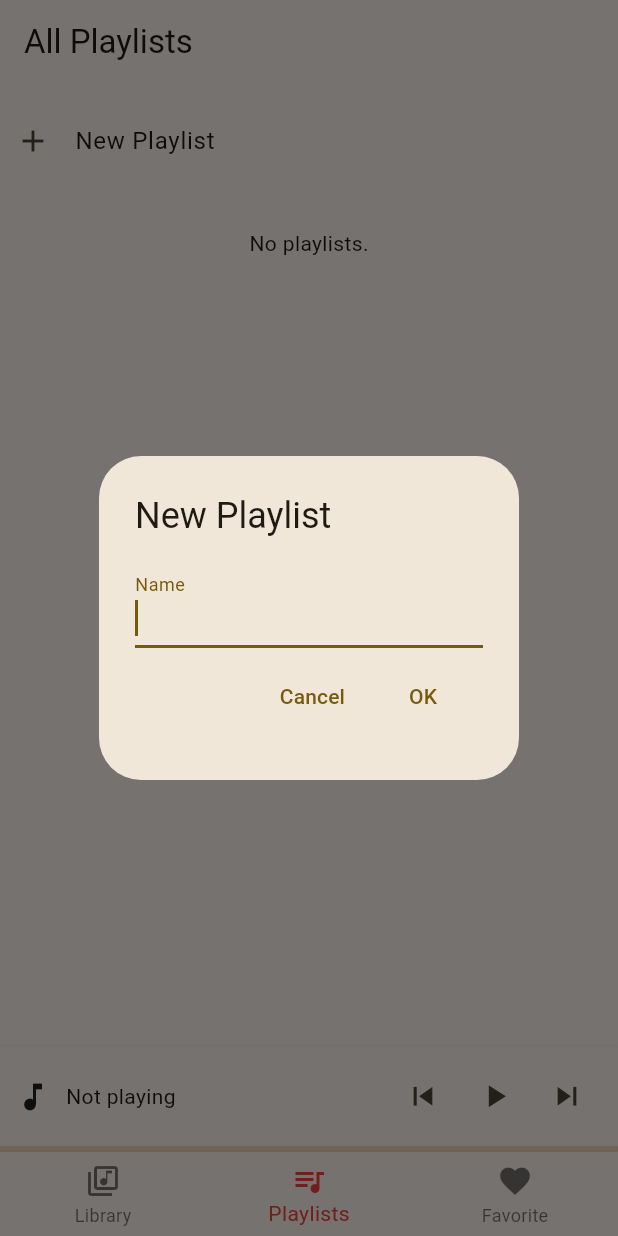
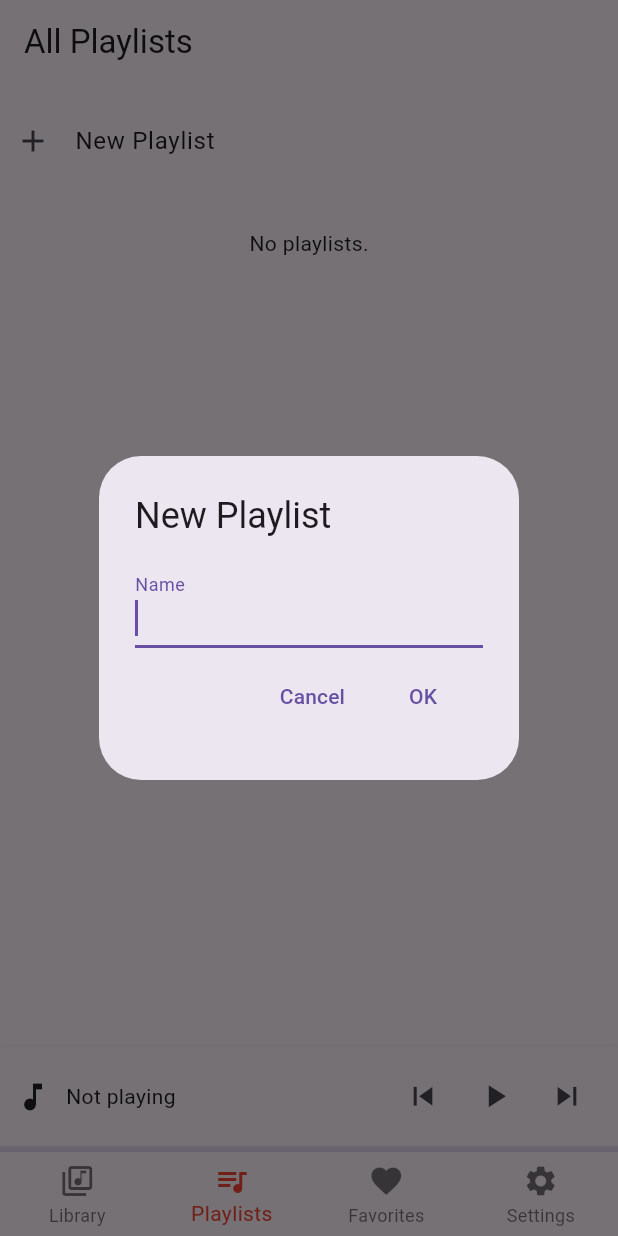
Before and after one commit to judydev/dreamer_playlist, a Flutter app: the screen it shows after launch, item 2 of the bottom bar chosen, after a tap on "New Playlist", on a phone screen of 412 x 824 dp. Run offline on Flutter 3.47's test engine with Material 2 defaults, Android fonts, the phone set to English and light mode, and no system bars; our stand-ins replace audio_service, file_picker, get_it, just_audio, sqflite; accounts and stored records are empty.

Commit message:
add SettingsView(not visible), move healthCheck to inside SettingsView, cleanup PageManager

```diff
--- /dev/null
+++ b/lib/components/settings/settings_controller.dart
@@ -0,0 +1,50 @@
+import 'package:flutter/material.dart';
+
+import 'settings_service.dart';
+
+/// A class that many Widgets can interact with to read user settings, update
+/// user settings, or listen to user settings changes.
+///
+/// Controllers glue Data Services to Flutter Widgets. The SettingsController
+/// uses the SettingsService to store and retrieve user settings.
+class SettingsController with ChangeNotifier {
+  SettingsController(this._settingsService);
+
+  // Make SettingsService a private variable so it is not used directly.
+  final SettingsService _settingsService;
+
+  // Make ThemeMode a private variable so it is not updated directly without
+  // also persisting the changes with the SettingsService.
+  late ThemeMode _themeMode;
+
+  // Allow Widgets to read the user's preferred ThemeMode.
+  ThemeMode get themeMode => _themeMode;
+
+  /// Load the user's settings from the SettingsService. It may load from a
+  /// local database or the internet. The controller only knows it can load the
+  /// settings from the service.
+  Future<void> loadSettings() async {
+    _themeMode = await _settingsService.themeMode();
+
+    // Important! Inform listeners a change has occurred.
+    notifyListeners();
+  }
+
+  /// Update and persist the ThemeMode based on the user's selection.
+  Future<void> updateThemeMode(ThemeMode? newThemeMode) async {
+    if (newThemeMode == null) return;
+
+    // Do not perform any work if new and old ThemeMode are identical
+    if (newThemeMode == _themeMode) return;
+
+    // Otherwise, store the new ThemeMode in memory
+    _themeMode = newThemeMode;
+
+    // Important! Inform listeners a change has occurred.
+    notifyListeners();
+
+    // Persist the changes to a local database or the internet using the
+    // SettingService.
+    await _settingsService.updateThemeMode(newThemeMode);
+  }
+}
--- /dev/null
+++ b/lib/components/settings/settings_service.dart
@@ -0,0 +1,17 @@
+import 'package:flutter/material.dart';
+
+/// A service that stores and retrieves user settings.
+///
+/// By default, this class does not persist user settings. If you'd like to
+/// persist the user settings locally, use the shared_preferences package. If
+/// you'd like to store settings on a web server, use the http package.
+class SettingsService {
+  /// Loads the User's preferred ThemeMode from local or remote storage.
+  Future<ThemeMode> themeMode() async => ThemeMode.system;
+
+  /// Persists the user's preferred ThemeMode to local or remote storage.
+  Future<void> updateThemeMode(ThemeMode theme) async {
+    // Use the shared_preferences package to persist settings locally or the
+    // http package to persist settings over the network.
+  }
+}
--- a/lib/helpers/audio_handler.dart
+++ b/lib/helpers/audio_handler.dart
@@ -215,8 +215,7 @@ class MyAudioHandler extends BaseAudioHandler
   }
 
   Future<UriAudioSource> _createAudioSource(MediaItem mediaItem) async {
-    String? dir = GetitUtil.appDocumentsDir;
-    dir ??= (await getApplicationDocumentsDirectory()).path;
+    final dir = (await getApplicationDocumentsDirectory()).path;
     return AudioSource.file(dir + mediaItem.extras!['path'], tag: mediaItem);
   }
 
--- a/lib/main.dart
+++ b/lib/main.dart
@@ -4,6 +4,8 @@ import 'package:dreamer_playlist/components/favorites_tab_view.dart';
 import 'package:dreamer_playlist/components/library_tab_view.dart';
 import 'package:dreamer_playlist/components/playlist_tab_view.dart';
 import 'package:dreamer_playlist/components/playlists_tab_view.dart';
+import 'package:dreamer_playlist/components/settings/settings_controller.dart';
+import 'package:dreamer_playlist/components/settings/settings_service.dart';
 import 'package:dreamer_playlist/components/settings_tab_view.dart';
 import 'package:dreamer_playlist/database/data_util.dart';
 import 'package:dreamer_playlist/helpers/service_locator.dart';
@@ -25,6 +27,11 @@ void main() async {
 
   await setupServiceLocator();
 
+  final settingsController = SettingsController(SettingsService());
+  // Load the user's preferred theme while the splash screen is displayed.
+  // This prevents a sudden theme change when the app is first displayed.
+  await settingsController.loadSettings();
+
   runApp(
     MultiProvider(providers: [
       ChangeNotifierProvider<AppStateDataProvider>(
@@ -39,12 +46,13 @@ void main() async {
       ChangeNotifierProvider<StorageProvider>(
         create: (context) => StorageProvider(),
       ),
-    ], child: const MyApp()),
+    ], child: MyApp(settingsController: settingsController)),
   );
 }
 
 class MyApp extends StatelessWidget {
-  const MyApp();
+  const MyApp({required this.settingsController});
+  final SettingsController settingsController;
 
   @override
   Widget build(BuildContext context) {
@@ -52,22 +60,27 @@ class MyApp extends StatelessWidget {
       title: 'Dreamer Playlist',
       debugShowCheckedModeBanner: false,
       theme: ThemeData(
-        colorScheme: ColorScheme.fromSeed(seedColor: Colors.amber),
+        // colorScheme: ColorScheme.fromSeed(seedColor: Colors.amber),
         useMaterial3: true,
       ),
-      home: const MyHomePage(),
+      darkTheme: ThemeData.dark(),
+      themeMode: settingsController.themeMode,
+      home: MyHomePage(settingsController: settingsController),
     );
   }
 }
 
 class MyHomePage extends StatefulWidget {
-  const MyHomePage();
+  const MyHomePage({required this.settingsController});
+  final SettingsController settingsController;
 
   @override
   State<MyHomePage> createState() => _MyHomePageState();
 }
 
 class _MyHomePageState extends State<MyHomePage> {
+  late SettingsController settingsController = widget.settingsController;
+
   late AppStateDataProvider appStateDataProvider;
   late PlaylistDataProvider playlistDataProvider;
   int _selectedTabIndex = GetitUtil.appStates.currentTab != null
@@ -77,7 +90,6 @@ class _MyHomePageState extends State<MyHomePage> {
   @override
   void initState() {
     super.initState();
-    DataUtil().healthCheck(context);
     GetitUtil.pageManager.init();
   }
 
@@ -156,9 +168,9 @@ class _MyHomePageState extends State<MyHomePage> {
               BottomNavigationBarItem(
                   icon: Icon(Icons.queue_music), label: 'Playlists'),
               BottomNavigationBarItem(
-                  icon: Icon(Icons.favorite), label: 'Favorite'),
-              // BottomNavigationBarItem(
-              //     icon: Icon(Icons.settings), label: 'Settings'),
+                  icon: Icon(Icons.favorite), label: 'Favorites'),
+              BottomNavigationBarItem(
+                  icon: Icon(Icons.settings), label: 'Settings'),
             ],
           ),
         ]),
@@ -194,7 +206,9 @@ class _MyHomePageState extends State<MyHomePage> {
       case 2:
         return FavoritesTabView();
       case 3:
-        return SettingsTabView();
+        return SettingsTabView(
+          controller: settingsController,
+        );
       default:
         return LibraryTabView();
     }
--- a/lib/models/app_state.dart
+++ b/lib/models/app_state.dart
@@ -42,7 +42,7 @@ enum AppStateKey {
   darkMode
 }
 
-const menuTabs = ['Library', 'Playlists', 'Favorites', 'Preferences'];
+const menuTabs = ['Library', 'Playlists', 'Favorites', 'Settings'];
 bool isFavoriteTab() {
   return GetitUtil.appStates.currentTab == menuTabs[2];
 }
```
Also changed, not shown: lib/components/settings_tab_view.dart (+51 -17 lines), lib/database/data_util.dart (+44 -10 lines), lib/database/song_data_provider.dart (+2 -14 lines), lib/database/storage_provider.dart (+7 -4 lines), lib/helpers/page_manager.dart (+0 -59 lines), 2 other files.
